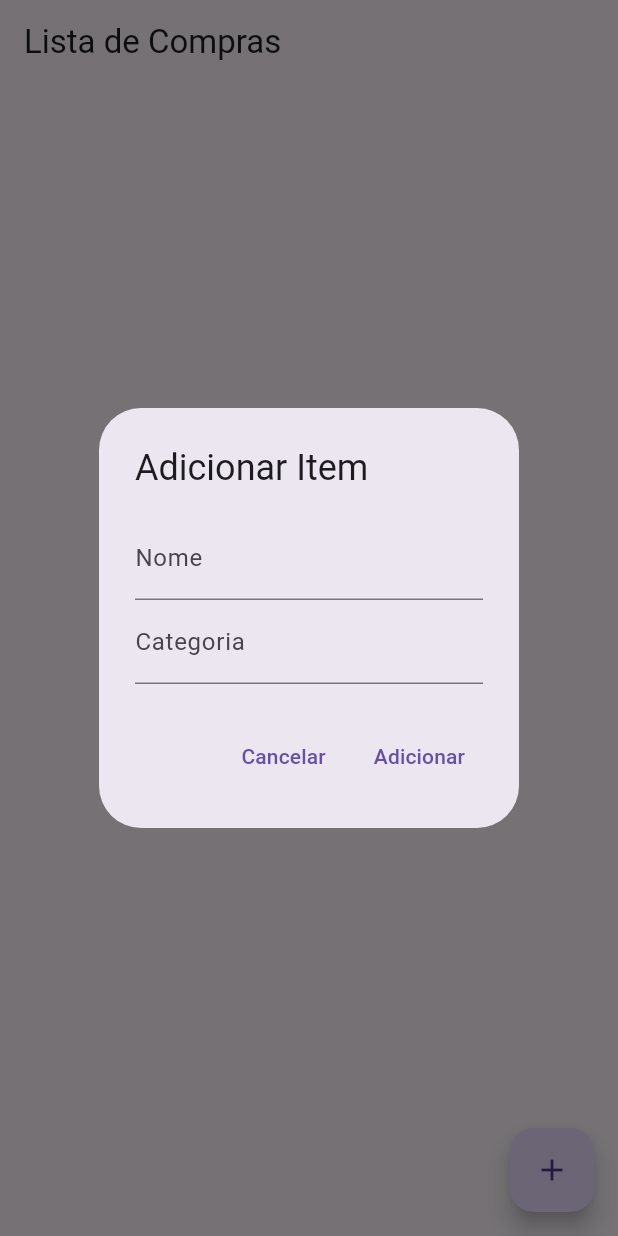
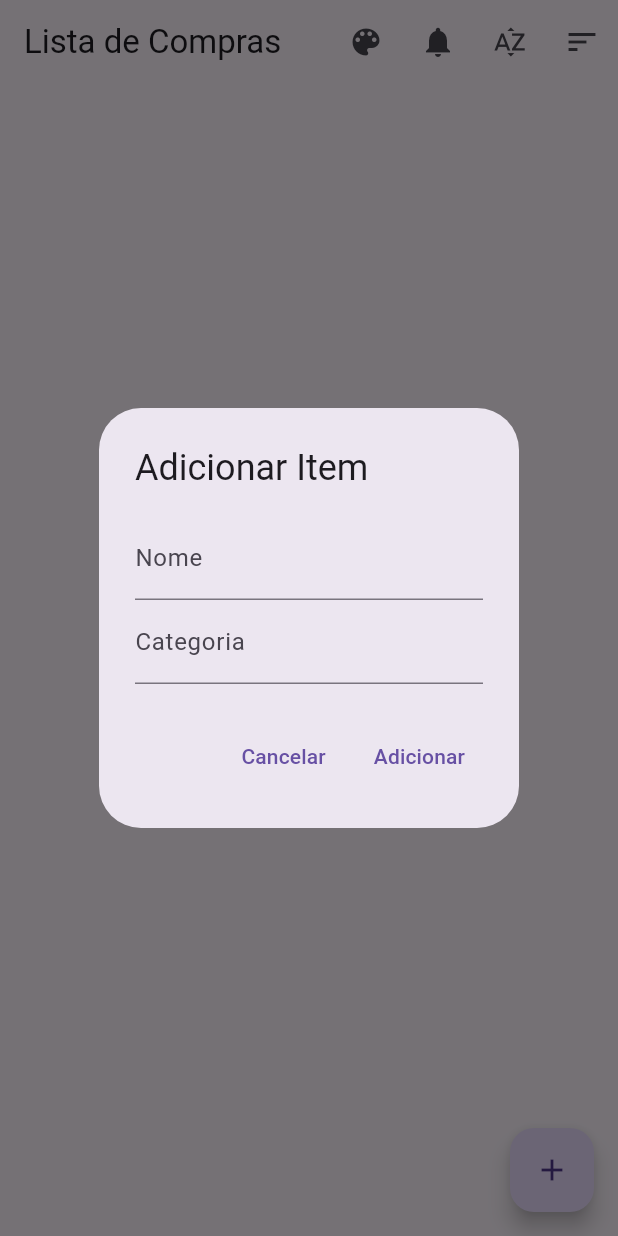
Before and after one commit to UildsonSantos/ShopEZ, a Flutter app: the screen it shows after launch, after a tap on the "add" icon, on a phone screen of 412 x 824 dp. Run offline on Flutter 3.47's test engine with Material 3 defaults, Android fonts, the light colour scheme and no system bars; our stand-ins replace dartz, equatable, flutter_bloc, flutter_colorpicker, sqflite; accounts and stored records are empty.

Commit message:
Add customization functionality: set alerts and choose theme color

```diff
--- a/lib/main.dart
+++ b/lib/main.dart
@@ -17,6 +17,7 @@ class MainApp extends StatelessWidget {
   @override
   Widget build(BuildContext context) {
     return MaterialApp(
+      debugShowCheckedModeBanner: false,
       title: 'ShopEZ',
       theme: ThemeData(
         primarySwatch: Colors.blue,
--- a/lib/presentation/blocs/shopping_list/shopping_list_event.dart
+++ b/lib/presentation/blocs/shopping_list/shopping_list_event.dart
@@ -39,3 +39,21 @@ final class GetItemsEvent extends ShoppingListEvent {}
 class SortItemsAlphabeticallyEvent extends ShoppingListEvent {}
 
 class SortItemsByStatusEvent extends ShoppingListEvent {}
+
+class SetThemeColorEvent extends ShoppingListEvent {
+  final Color color;
+
+  const SetThemeColorEvent(this.color);
+
+  @override
+  List<Object> get props => [color];
+}
+
+class SetAlertEvent extends ShoppingListEvent {
+  final String alert;
+
+  const SetAlertEvent(this.alert);
+
+  @override
+  List<Object> get props => [alert];
+}
--- a/lib/presentation/blocs/shopping_list/shopping_list_state.dart
+++ b/lib/presentation/blocs/shopping_list/shopping_list_state.dart
@@ -13,11 +13,13 @@ final class ShoppingListLoading extends ShoppingListState {}
 
 final class ShoppingListLoaded extends ShoppingListState {
   final List<Item> items;
+  final Color? themeColor;
+  final String? alert;
 
-  const ShoppingListLoaded(this.items);
+  const ShoppingListLoaded(this.items, {this.themeColor, this.alert});
 
   @override
-  List<Object> get props => [items];
+  List<Object> get props => [items, themeColor ?? '', alert ?? ''];
 }
 
 final class ShoppingListError extends ShoppingListState {
--- a/lib/presentation/pages/shopping_list_screen.dart
+++ b/lib/presentation/pages/shopping_list_screen.dart
@@ -1,5 +1,6 @@
 import 'package:flutter/material.dart';
 import 'package:flutter_bloc/flutter_bloc.dart';
+import 'package:flutter_colorpicker/flutter_colorpicker.dart';
 import 'package:shop_ez/domain/entities/item.dart';
 import 'package:shop_ez/presentation/blocs/blocs.dart';
 
@@ -11,6 +12,34 @@ class ShoppingListScreen extends StatelessWidget {
     return Scaffold(
       appBar: AppBar(
         title: const Text('Lista de Compras'),
+        actions: [
+          IconButton(
+            icon: const Icon(Icons.color_lens),
+            onPressed: () {
+              _showColorPicker(context);
+            },
+          ),
+          IconButton(
+            icon: const Icon(Icons.notifications),
+            onPressed: () {
+              _showAlertDialog(context);
+            },
+          ),
+          IconButton(
+            icon: const Icon(Icons.sort_by_alpha),
+            onPressed: () {
+              BlocProvider.of<ShoppingListBloc>(context)
+                  .add(SortItemsAlphabeticallyEvent());
+            },
+          ),
+          IconButton(
+            icon: const Icon(Icons.sort),
+            onPressed: () {
+              BlocProvider.of<ShoppingListBloc>(context)
+                  .add(SortItemsByStatusEvent());
+            },
+          ),
+        ],
       ),
       body: BlocBuilder<ShoppingListBloc, ShoppingListState>(
         builder: (context, state) {
@@ -21,7 +50,22 @@ class ShoppingListScreen extends StatelessWidget {
             return const Center(child: CircularProgressIndicator());
           } else if (state is ShoppingListLoaded) {
             final items = state.items;
-            return ListView.builder(
+            final themeColor = state.themeColor ?? Colors.blue;
+            final alert = state.alert;
+
+            return Column(
+              children: [
+                if (alert != null && alert.isNotEmpty)
+                  Container(
+                    color: themeColor,
+                    padding: const EdgeInsets.all(8.0),
+                    child: Text(
+                      alert,
+                      style: const TextStyle(color: Colors.white),
+                    ),
+                  ),
+                Expanded(
+                  child: ListView.builder(
                     itemCount: items.length,
                     itemBuilder: (context, index) {
                       final item = items[index];
@@ -39,6 +83,9 @@ class ShoppingListScreen extends StatelessWidget {
                         },
                       );
                     },
+                  ),
+                ),
+              ],
             );
           } else if (state is ShoppingListError) {
             return Center(child: Text('Erro: ${state.message}'));
@@ -112,4 +159,58 @@ class ShoppingListScreen extends StatelessWidget {
     BlocProvider.of<ShoppingListBloc>(context)
         .add(MarkItemAsPurchasedEvent(itemId));
   }
+
+  void _showColorPicker(BuildContext context) {
+    showDialog(
+      context: context,
+      builder: (dialogContext) {
+        return AlertDialog(
+          title: const Text('Escolher Cor do Tema'),
+          content: SingleChildScrollView(
+            child: BlockPicker(
+              pickerColor: Colors.blue,
+              onColorChanged: (color) {
+                BlocProvider.of<ShoppingListBloc>(context)
+                    .add(SetThemeColorEvent(color));
+                Navigator.of(dialogContext).pop();
+              },
+            ),
+          ),
+        );
+      },
+    );
   }
+
+  void _showAlertDialog(BuildContext context) {
+    final TextEditingController alertController = TextEditingController();
+
+    showDialog(
+      context: context,
+      builder: (dialogContext) {
+        return AlertDialog(
+          title: const Text('Definir Alerta'),
+          content: TextField(
+            controller: alertController,
+            decoration: const InputDecoration(labelText: 'Alerta'),
+          ),
+          actions: [
+            TextButton(
+              onPressed: () {
+                Navigator.of(dialogContext).pop();
+              },
+              child: const Text('Cancelar'),
+            ),
+            TextButton(
+              onPressed: () {
+                BlocProvider.of<ShoppingListBloc>(context)
+                    .add(SetAlertEvent(alertController.text));
+                Navigator.of(dialogContext).pop();
+              },
+              child: const Text('Definir'),
+            ),
+          ],
+        );
+      },
+    );
+  }
+}
--- a/pubspec.yaml
+++ b/pubspec.yaml
@@ -12,6 +12,7 @@ dependencies:
   flutter:
     sdk: flutter
   flutter_bloc: ^8.1.6
+  flutter_colorpicker: ^1.1.0
   path: ^1.9.0
   sqflite: ^2.3.3+1
 
```
Also changed, not shown: lib/presentation/blocs/shopping_list/shopping_list_bloc.dart (+18 -0 lines), pubspec.lock. Lines whose indentation alone changed are shown as unchanged.
